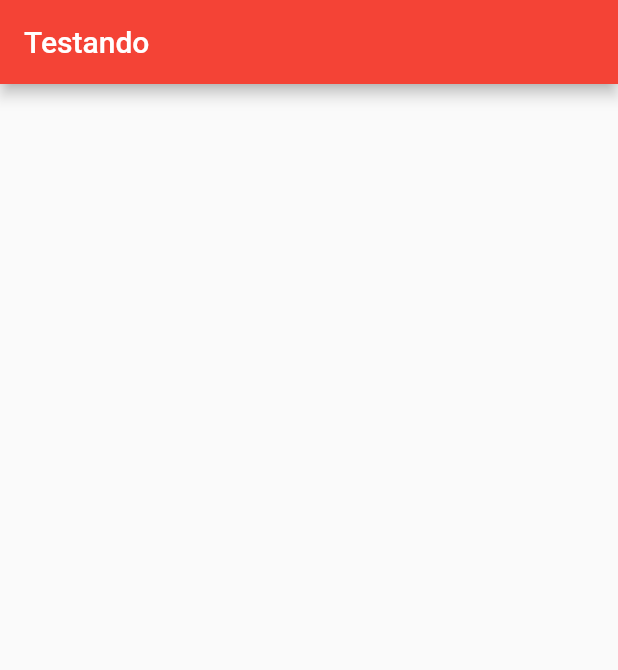
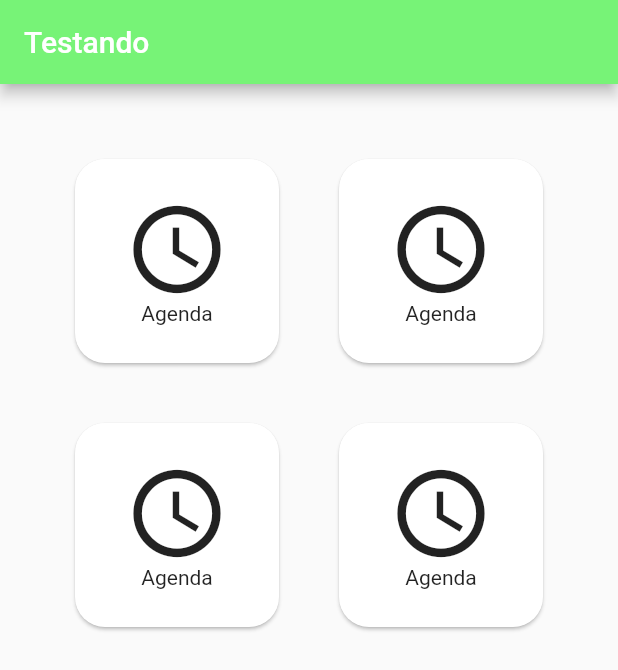
Before and after one commit to LucasJoseds/mobile_I, a Flutter app: the screen it shows after launch, on a phone screen of 412 x 824 dp. Shown: the top 670 px of the screen. Run offline on Flutter 3.47's test engine with Material 2 defaults, Android fonts, the light colour scheme and no system bars.

Commit message:
iniciando a tela Home

```diff
--- a/lib/main.dart
+++ b/lib/main.dart
@@ -1,3 +1,4 @@
+import 'package:app_idoso/views/home_view.dart';
 import 'package:app_idoso/views/person_list.dart';
 import 'package:flutter/material.dart';
 
@@ -11,9 +12,9 @@ class AppTeste extends StatelessWidget {
   @override
   Widget build(BuildContext context) {
     return MaterialApp(
-      title: "Testando",
+      title: "Testando 123",
       theme: ThemeData(primarySwatch: Colors.red),
-      home: PersonList(),
+      home: Home(),
     );
   }
 }
--- a/lib/views/home_view.dart
+++ b/lib/views/home_view.dart
@@ -0,0 +1,103 @@
+import 'package:flutter/material.dart';
+
+class Home extends StatelessWidget {
+  const Home({super.key});
+
+  @override
+  Widget build(BuildContext context) {
+    return Scaffold(
+      appBar: AppBar(
+        title: Text("Testando "),
+        backgroundColor: Color.fromARGB(255, 119, 243, 119),
+      ),
+      body: Container(
+        padding: EdgeInsets.all(30.0),
+        child: GridView.count(
+          crossAxisCount: 2,
+          children: <Widget>[
+            Card(
+              shape: RoundedRectangleBorder(
+                  borderRadius: BorderRadius.circular(20.0)),
+              margin: EdgeInsets.all(20.0),
+              child: InkWell(
+                onTap: () {},
+                splashColor: Color.fromARGB(255, 59, 209, 96),
+                child: Center(
+                    child: Column(
+                  mainAxisAlignment: MainAxisAlignment.center,
+                  children: <Widget>[
+                    Icon(
+                      Icons.schedule,
+                      size: 70.0,
+                    ),
+                    Text("Agenda")
+                  ],
+                )),
+              ),
+            ),
+            Card(
+              shape: RoundedRectangleBorder(
+                  borderRadius: BorderRadius.circular(20.0)),
+              margin: EdgeInsets.all(20.0),
+              child: InkWell(
+                onTap: () {},
+                splashColor: Color.fromARGB(255, 59, 209, 96),
+                child: Center(
+                    child: Column(
+                  mainAxisAlignment: MainAxisAlignment.center,
+                  children: <Widget>[
+                    Icon(
+                      Icons.schedule,
+                      size: 70.0,
+                    ),
+                    Text("Agenda")
+                  ],
+                )),
+              ),
+            ),
+            Card(
+              shape: RoundedRectangleBorder(
+                  borderRadius: BorderRadius.circular(20.0)),
+              margin: EdgeInsets.all(20.0),
+              child: InkWell(
+                onTap: () {},
+                splashColor: Color.fromARGB(255, 59, 209, 96),
+                child: Center(
+                    child: Column(
+                  mainAxisAlignment: MainAxisAlignment.center,
+                  children: <Widget>[
+                    Icon(
+                      Icons.schedule,
+                      size: 70.0,
+                    ),
+                    Text("Agenda")
+                  ],
+                )),
+              ),
+            ),
+            Card(
+              shape: RoundedRectangleBorder(
+                  borderRadius: BorderRadius.circular(20.0)),
+              margin: EdgeInsets.all(20.0),
+              child: InkWell(
+                onTap: () {},
+                splashColor: Color.fromARGB(255, 3, 14, 6),
+                child: Center(
+                    child: Column(
+                  mainAxisAlignment: MainAxisAlignment.center,
+                  children: <Widget>[
+                    Icon(
+                      Icons.schedule,
+                      size: 70.0,
+                    ),
+                    Text("Agenda")
+                  ],
+                )),
+              ),
+            )
+          ],
+        ),
+      ),
+    );
+  }
+}
--- a/lib/views/person_list.dart
+++ b/lib/views/person_list.dart
@@ -9,7 +9,31 @@ class PersonList extends StatelessWidget {
   Widget build(BuildContext context) {
     return Scaffold(
       appBar: AppBar(
-        title: Text("Testando"),
+        title: Text("Testando "),
+        backgroundColor: Colors.white,
+      ),
+      body: Container(
+        child: GridView.count(
+          crossAxisCount: 2,
+          children: <Widget>[
+            Card(
+              child: InkWell(
+                onTap: () {},
+                splashColor: Colors.red,
+                child: Center(
+                    child: Column(
+                  children: <Widget>[
+                    Icon(
+                      Icons.schedule,
+                      size: 70.0,
+                    ),
+                    Text("Agenda")
+                  ],
+                )),
+              ),
+            )
+          ],
+        ),
       ),
     );
   }
```
Also changed, not shown: lib/views/schedule_add.dart (added).
